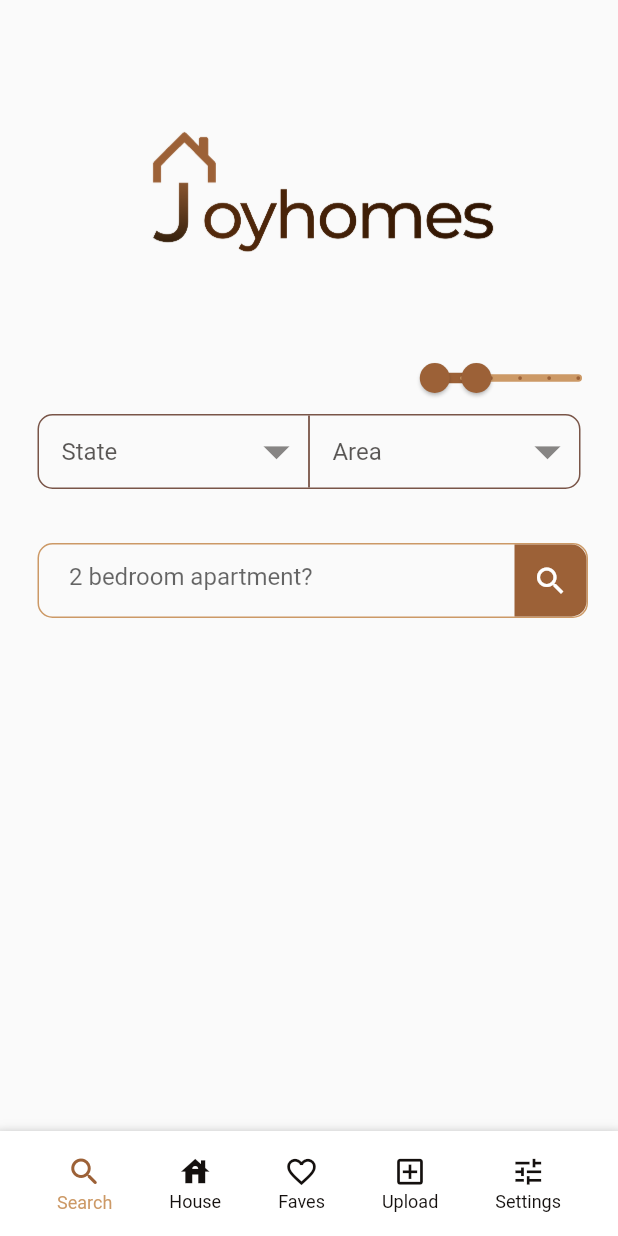
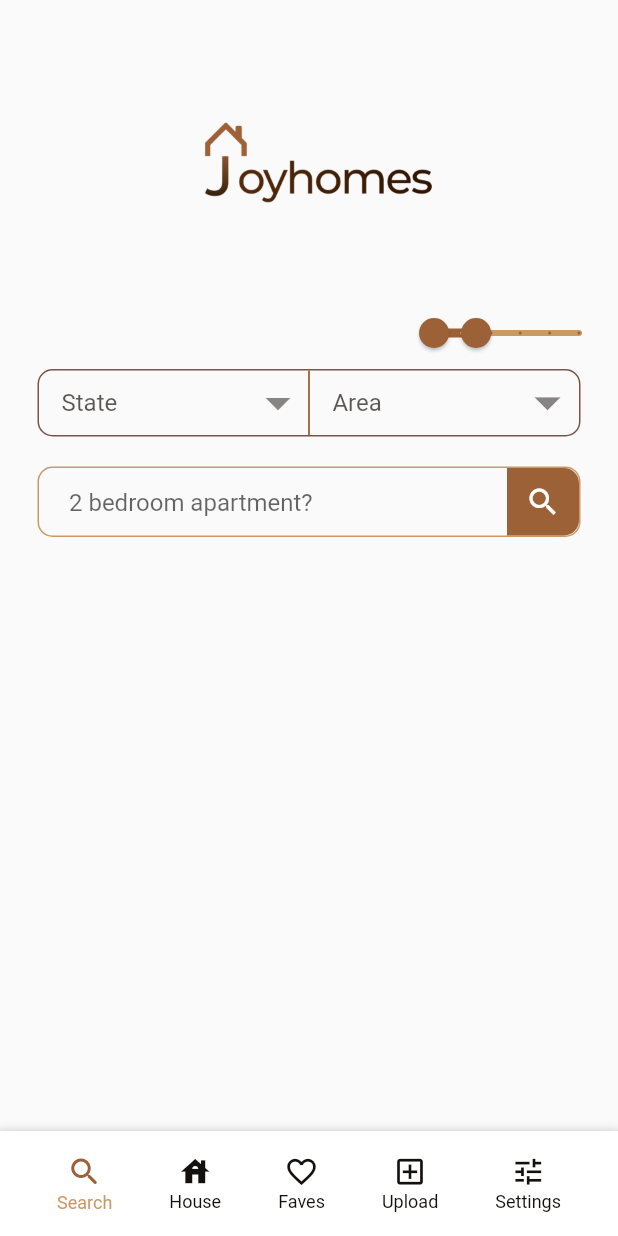
Before and after one commit to iluv27/joy_homes, a Flutter app: the screen it shows after launch, on a phone screen of 412 x 824 dp. Run offline on Flutter 3.47's test engine with Material 2 defaults, Android fonts, the phone set to English and light mode, and no system bars; our stand-ins replace carousel_slider.

Commit message:
New commit

```diff
--- a/lib/screens/search.dart
+++ b/lib/screens/search.dart
@@ -19,11 +19,11 @@ class _SearchScreenState extends State<SearchScreen> {
         body: Column(
           children: [
             Expanded(
-              flex: 2,
-              child: Image.asset('assets/images/logo.png', scale: 3),
+              flex: 1,
+              child: Image.asset('assets/images/logo.png', scale: 4.5),
             ),
             Expanded(
-              flex: 1,
+              flex: 0,
               // ignore: avoid_unnecessary_containers
               child: Container(
                 child: Column(
@@ -34,7 +34,7 @@ class _SearchScreenState extends State<SearchScreen> {
                         width: 150,
                         child: SliderTheme(
                           data: const SliderThemeData(
-                              trackHeight: 5,
+                              trackHeight: 4,
                               overlayColor: AppColors.textColor),
                           child: RangeSlider(
                             inactiveColor: AppColors.primary,
@@ -56,7 +56,7 @@ class _SearchScreenState extends State<SearchScreen> {
                       ),
                     ),
                     Container(
-                      height: 50,
+                      height: 45,
                       margin: const EdgeInsets.symmetric(horizontal: 25),
                       decoration: BoxDecoration(
                         border: Border.all(
@@ -71,7 +71,7 @@ class _SearchScreenState extends State<SearchScreen> {
                             child: DropdownButton(
                               underline: Container(),
                               isExpanded: true,
-                              iconSize: 42,
+                              iconSize: 40,
                               iconEnabledColor:
                                   AppColors.textColor.withOpacity(0.5),
                               hint: Padding(
@@ -100,9 +100,9 @@ class _SearchScreenState extends State<SearchScreen> {
                             ),
                           ),
                           Container(
-                            height: 50,
+                            height: 45,
                             width: 1.2,
-                            color: Colors.brown,
+                            color: AppColors.secondary,
                           ),
                           Expanded(
                             child: DropdownButton(
@@ -147,7 +147,8 @@ class _SearchScreenState extends State<SearchScreen> {
               height: 20,
             ),
             Container(
-              margin: const EdgeInsets.only(left: 25, right: 20),
+              height: 47,
+              margin: const EdgeInsets.symmetric(horizontal: 25),
               decoration: BoxDecoration(
                 border: Border.all(
                   color: AppColors.primary,
@@ -156,7 +157,11 @@ class _SearchScreenState extends State<SearchScreen> {
                 borderRadius: BorderRadius.circular(10),
               ),
               child: TextField(
+                style:
+                    const TextStyle(fontSize: 16, color: AppColors.textColor),
                 cursorColor: AppColors.primary,
+                cursorHeight: 20,
+                cursorWidth: 1,
                 decoration: InputDecoration(
                     prefix: const SizedBox(
                       width: 20,
@@ -179,7 +184,7 @@ class _SearchScreenState extends State<SearchScreen> {
                     )),
               ),
             ),
-            Expanded(flex: 3, child: Container())
+            Expanded(flex: 2, child: Container())
           ],
         ),
       ),
--- a/lib/signUp_Screens/sign_up.dart
+++ b/lib/signUp_Screens/sign_up.dart
@@ -35,7 +35,7 @@ class SignupScreen extends StatelessWidget {
                     flex: 1,
                     child: Image.asset(
                       'assets/images/logo.png', // Replace with your image path
-                      scale: 3,
+                      scale: 4.5,
                     ),
                   ),
                   Expanded(
```
Also changed, not shown: lib/screens/favourites.dart (+4 -4 lines), lib/screens/home.dart (+37 -9 lines), lib/screens/screen_constants.dart (+9 -0 lines), lib/signUp_Screens/constants.dart (+10 -7 lines), lib/signUp_Screens/log_in.dart (+10 -2 lines), lib/signUp_Screens/register.dart (+11 -5 lines), assets/images/house2.jpg (added), assets/images/house3.jpg (added), assets/images/house4.jpg (added).
